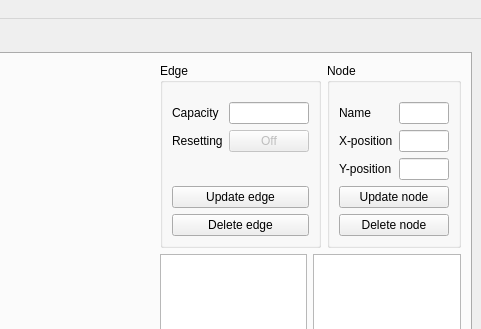
Qt form source/ui/thinFlow_mainWdw.ui (LeonSering/NashFlowComputation) before a commit; both pictures show x 404 to 885 and y 0 to 329 of the 885 by 603 pixel window.
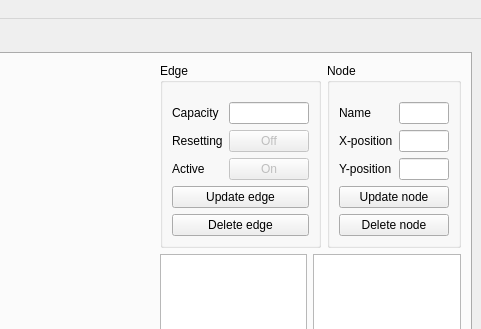
The same form after that commit.

The edit to the form file:
```diff
--- a/source/ui/thinFlow_mainWdw.ui
+++ b/source/ui/thinFlow_mainWdw.ui
@@ -252,6 +252,23 @@
                 </property>
                </widget>
               </item>
+              <item row="2" column="1">
+               <widget class="QPushButton" name="activeSwitchButton_general">
+                <property name="enabled">
+                 <bool>false</bool>
+                </property>
+                <property name="text">
+                 <string>On</string>
+                </property>
+               </widget>
+              </item>
+              <item row="2" column="0">
+               <widget class="QLabel" name="label_10">
+                <property name="text">
+                 <string>Active</string>
+                </property>
+               </widget>
+              </item>
              </layout>
             </item>
             <item>
```
Left out of the diff: 17 changed lines with no effect on the pictures.
